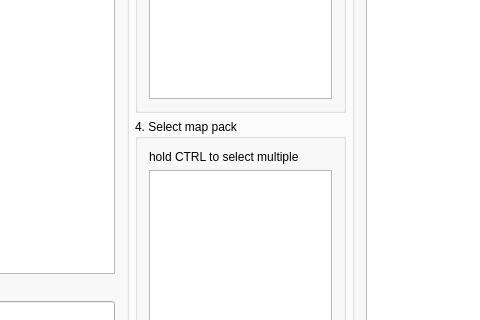
Above: Forms/MainWindow.ui from Youda008/DoomRunner before the change; both pictures show x 117 to 597 and y 251 to 571 of the 760 by 760 pixel window. Below: the same form after it.
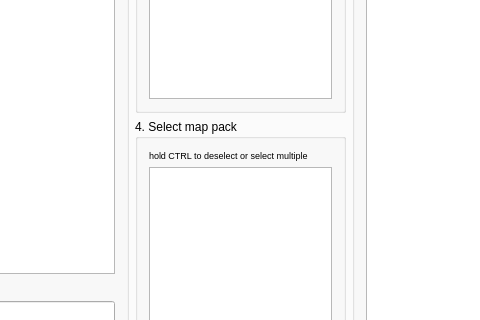
That is the form after the change. Icons and pictures are not drawn. Custom widgets are drawn as their Qt base class.

Commit message: improved tooltips in the Files tab

Patch:
```diff
--- a/Forms/MainWindow.ui
+++ b/Forms/MainWindow.ui
@@ -312,8 +312,13 @@
               <layout class="QVBoxLayout" name="verticalLayout_7">
                <item>
                 <widget class="QLabel" name="label">
+                 <property name="font">
+                  <font>
+                   <pointsize>7</pointsize>
+                  </font>
+                 </property>
                  <property name="text">
-                  <string>hold CTRL to select multiple</string>
+                  <string>hold CTRL to deselect or select multiple</string>
                  </property>
                 </widget>
                </item>
```
Left out of the diff: 11 changed lines with no effect on the pictures.
